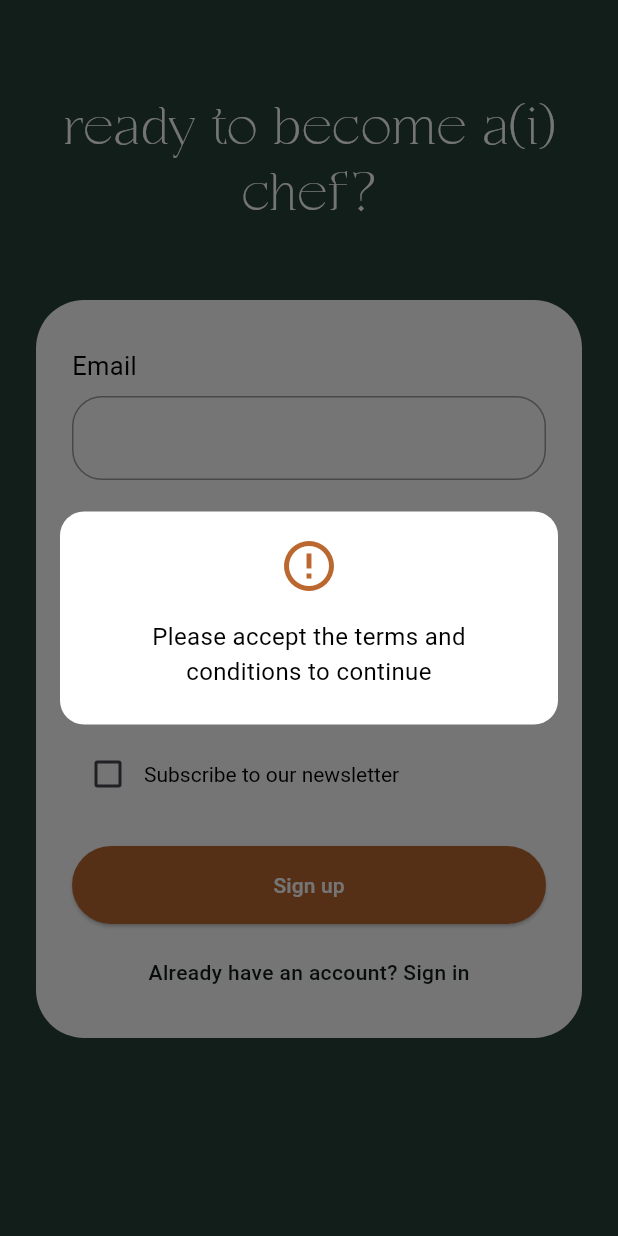
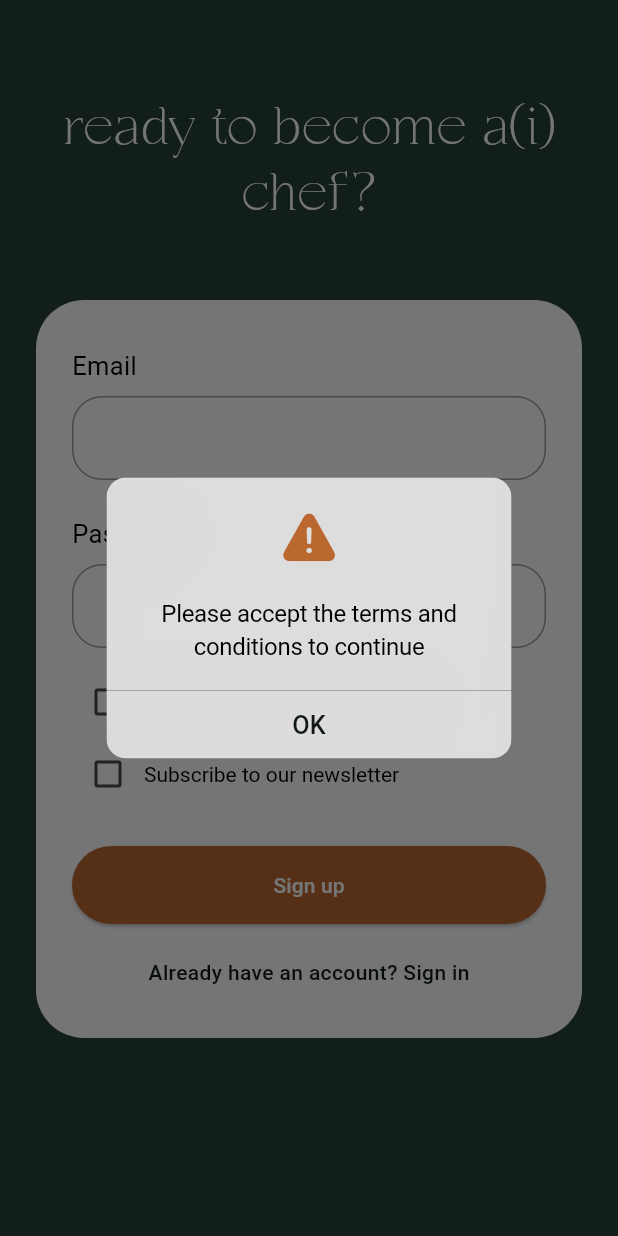
Before and after one commit to LuciaSchlegel/ai.cook, a Flutter app: the SignupScreen screen opened by its route, after a tap on "Sign up", on a phone screen of 412 x 824 dp. Run offline on Flutter 3.47's test engine with Material 3 defaults, Android fonts, the phone set to English and light mode, and no system bars; drawn by our look-alikes of animated_text_kit; our stand-ins replace animate_do, firebase_auth, firebase_core, flutter_dotenv, flutter_svg, google_sign_in and 2 more; accounts and stored records are empty; network calls fail; Roboto replaces fonts that are missing (SFProDisplay); project files that could hold a hidden picture were left out.

Commit message:
last commmit

```diff
--- a/lib/dialogs/ingredients/global_ing/global_ing_dialog.dart
+++ b/lib/dialogs/ingredients/global_ing/global_ing_dialog.dart
@@ -119,7 +119,7 @@ Future<void> showGlobalIngredientsDialog(BuildContext context) async {
                                 ),
                               ),
                             );
-                          }).toList(),
+                          }),
                           // Agregamos 'All' como una opción más
                           Padding(
                             padding: const EdgeInsets.only(right: 8.0),
--- a/lib/dialogs/ingredients/global_ing/widgets/ing_selection_tile.dart
+++ b/lib/dialogs/ingredients/global_ing/widgets/ing_selection_tile.dart
@@ -57,7 +57,7 @@ class IngredientSelectionTile extends StatelessWidget {
                   mainAxisSize: MainAxisSize.min,
                   children: [
                     Text(
-                      '${quantity} ${unit.abbreviation}',
+                      '$quantity ${unit.abbreviation}',
                       style: const TextStyle(
                         color: AppColors.mutedGreen,
                         fontWeight: FontWeight.bold,
--- a/lib/providers/recipes_provider.dart
+++ b/lib/providers/recipes_provider.dart
@@ -22,7 +22,6 @@ class RecipesProvider extends ChangeNotifier {
         Uri.parse('${dotenv.env['API_URL']}/recipes'),
         headers: {'Content-Type': 'application/json'},
       );
-      print('getRecipes response: ${response.body}');
       if (response.statusCode == 200) {
         final List<dynamic> recipesJson = json.decode(response.body);
         _recipes = recipesJson.map((e) => Recipe.fromJson(e)).toList();
--- a/lib/widgets/error_dialog.dart
+++ b/lib/widgets/error_dialog.dart
@@ -1,4 +1,5 @@
 import 'package:flutter/material.dart';
+import 'package:flutter/cupertino.dart';
 import 'package:ai_cook_project/theme.dart';
 
 class ErrorDialog extends StatelessWidget {
@@ -38,50 +39,68 @@ class ErrorDialog extends StatelessWidget {
 void showErrorDialog(
   BuildContext context, {
   required String message,
-  VoidCallback? onResetPassword, // <- botón opcional
+  VoidCallback? onResetPassword,
 }) {
+  if (!context.mounted) return;
+
   showDialog(
     context: context,
+    barrierDismissible: true,
     builder:
-        (_) => AlertDialog(
-          backgroundColor: Colors.white,
-          shape: RoundedRectangleBorder(
-            borderRadius: BorderRadius.circular(16),
+        (BuildContext dialogContext) => CupertinoAlertDialog(
+          title: const Icon(
+            CupertinoIcons.exclamationmark_triangle_fill,
+            color: AppColors.orange,
+            size: 40,
           ),
           content: Column(
             mainAxisSize: MainAxisSize.min,
             children: [
-              const Icon(
-                Icons.error_outline,
-                color: AppColors.orange,
-                size: 40,
-              ),
               const SizedBox(height: 16),
               Text(
                 message,
-                style: const TextStyle(color: AppColors.black, fontSize: 16),
+                style: const TextStyle(
+                  color: AppColors.black,
+                  fontSize: 16,
+                  height: 1.4,
+                ),
                 textAlign: TextAlign.center,
               ),
-              if (onResetPassword != null) ...[
-                const SizedBox(height: 24),
-                ElevatedButton(
-                  onPressed: () async {
-                    Navigator.of(context, rootNavigator: true).pop();
-                    await Future.delayed(const Duration(milliseconds: 100));
-                    onResetPassword();
-                  },
-                  style: ElevatedButton.styleFrom(
-                    backgroundColor: AppColors.orange,
-                    foregroundColor: Colors.white,
-                    shape: RoundedRectangleBorder(
-                      borderRadius: BorderRadius.circular(20),
-                    ),
-                  ),
-                  child: const Text("Reset password"),
-                ),
-              ],
             ],
           ),
+          actions: [
+            if (onResetPassword != null)
+              CupertinoDialogAction(
+                onPressed: () {
+                  // Primero cerramos el diálogo de forma segura
+                  if (dialogContext.mounted) {
+                    Navigator.of(dialogContext).pop();
+                  }
+                  // Luego ejecutamos la acción después de un pequeño delay
+                  Future.delayed(
+                    const Duration(milliseconds: 100),
+                    onResetPassword,
+                  );
+                },
+                child: const Text(
+                  "Reset password",
+                  style: TextStyle(
+                    color: AppColors.orange,
+                    fontWeight: FontWeight.w600,
+                  ),
+                ),
+              ),
+            CupertinoDialogAction(
+              onPressed: () => Navigator.of(dialogContext).pop(),
+              child: const Text(
+                "OK",
+                style: TextStyle(
+                  color: AppColors.button,
+                  fontWeight: FontWeight.w500,
+                ),
+              ),
+            ),
+          ],
         ),
   );
 }
```
Also changed, not shown: lib/dialogs/ingredients/global_ing/add/add_global_ing_dialog.dart (+16 -2 lines), lib/dialogs/ingredients/global_ing/add/widgets/empty_list.dart (added, +37 -0 lines), lib/dialogs/ingredients/ingredient_dialogs.dart (+34 -8 lines), lib/widgets/grey_card_chips.dart (+12 -13 lines), 5 other files.
